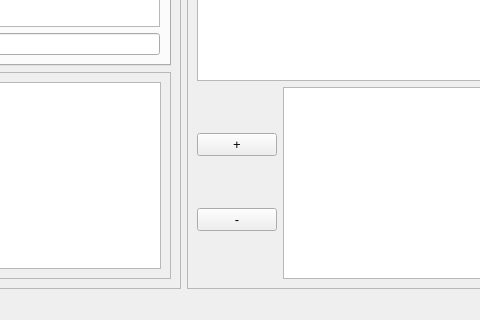
Before: the Qt Designer form mainwindow.ui in IgnacioOchoa/stocks_visual, drawn with Qt 5; both pictures show x 228 to 708 and y 361 to 681 of the 1042 by 681 pixel window.
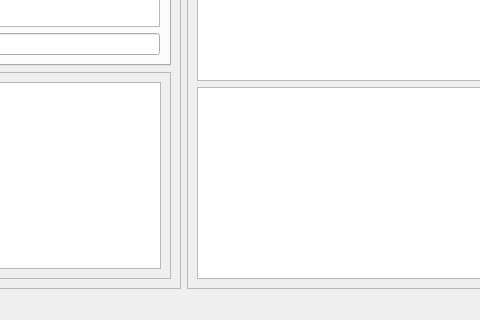
After: the same form once the commit is applied.

The edit to the form file:
```diff
--- a/mainwindow.ui
+++ b/mainwindow.ui
@@ -29,45 +29,9 @@
       <property name="frameShadow">
        <enum>QFrame::Raised</enum>
       </property>
-      <layout class="QVBoxLayout" name="verticalLayout_4">
-       <item>
-        <widget class="QGraphicsView" name="GV_chartView"/>
-       </item>
-       <item>
-        <layout class="QHBoxLayout" name="horizontalLayout">
-         <item>
           <layout class="QVBoxLayout" name="verticalLayout_2">
            <item>
-            <widget class="QPushButton" name="PB_zoomIn">
-             <property name="font">
-              <font>
-               <pointsize>10</pointsize>
-              </font>
-             </property>
-             <property name="cursor">
-              <cursorShape>PointingHandCursor</cursorShape>
-             </property>
-             <property name="text">
-              <string>+</string>
-             </property>
-             <property name="flat">
-              <bool>false</bool>
-             </property>
-            </widget>
-           </item>
-           <item>
-            <widget class="QPushButton" name="PB_zoomOut">
-             <property name="font">
-              <font>
-               <pointsize>10</pointsize>
-              </font>
-             </property>
-             <property name="text">
-              <string>-</string>
-             </property>
-            </widget>
-           </item>
-          </layout>
+        <widget class="QGraphicsView" name="GV_chartView"/>
          </item>
          <item>
           <widget class="QPlainTextEdit" name="TE_messages">
@@ -80,8 +44,6 @@
           </widget>
          </item>
         </layout>
-       </item>
-      </layout>
      </widget>
     </item>
     <item row="0" column="0">
```
Left out of the diff: 6 changed lines with no effect on the pictures. Lines whose indentation alone changed are shown as unchanged.
